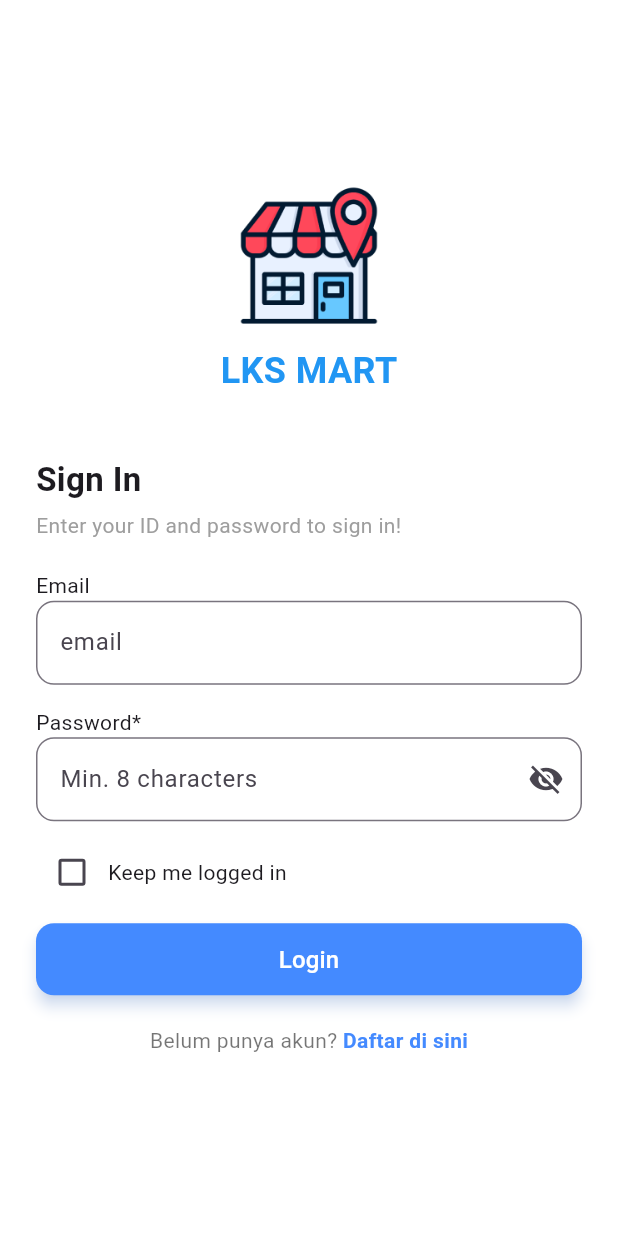
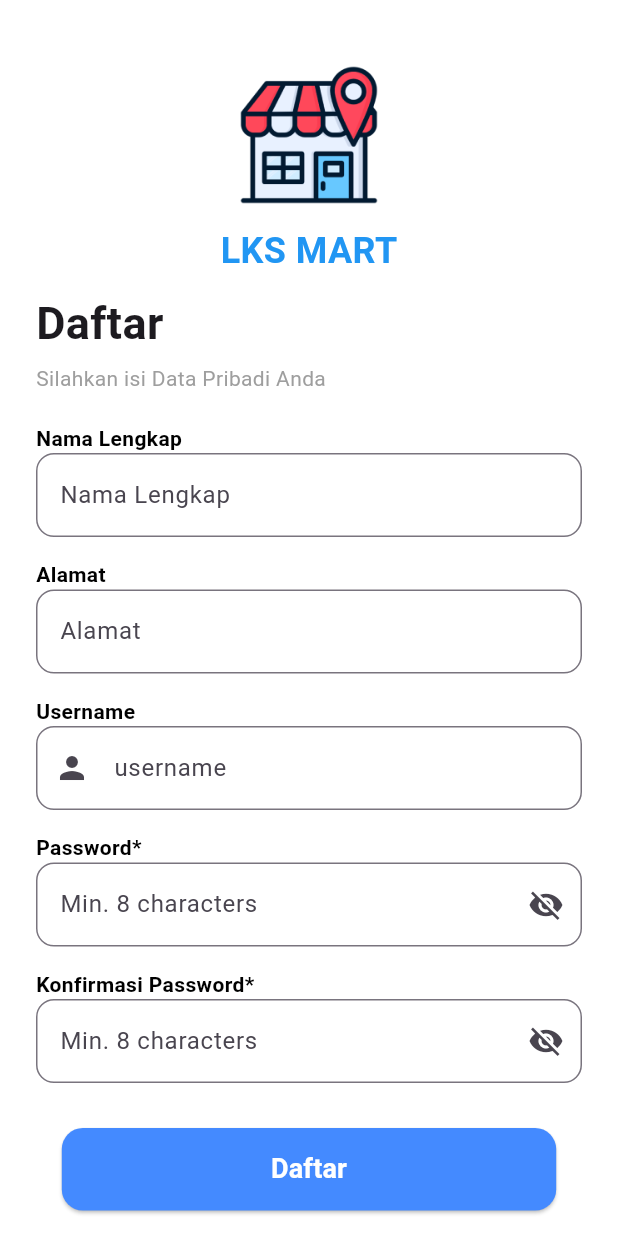
Before and after one commit to Neomap2006/UTS-Flutter-Neo_M_Andhika_Pratama_2410910040021, a Flutter app: the screen it shows after launch, on a phone screen of 412 x 824 dp. Run offline on Flutter 3.47's test engine with Material 3 defaults, Android fonts, the phone set to English and light mode, and no system bars.

Commit message:
update 15 menit ke lima

```diff
--- /dev/null
+++ b/lib/login_activity.dart
@@ -0,0 +1,215 @@
+import 'package:flutter/material.dart';
+
+class RegisterPage extends StatefulWidget {
+  const RegisterPage({super.key});
+
+  @override
+  State<RegisterPage> createState() => _RegisterPageState();
+}
+
+class _RegisterPageState extends State<RegisterPage> {
+  bool _showPassword = false;
+  bool _showConfirmPassword = false;
+
+  final TextEditingController _namaController = TextEditingController();
+  final TextEditingController _alamatController = TextEditingController();
+  final TextEditingController _usernameController = TextEditingController();
+  final TextEditingController _passwordController = TextEditingController();
+  final TextEditingController _konfirmasiPasswordController =
+      TextEditingController();
+
+  @override
+  Widget build(BuildContext context) {
+    return Scaffold(
+      backgroundColor: Colors.white,
+      body: SingleChildScrollView(
+        padding: const EdgeInsets.symmetric(horizontal: 24, vertical: 40),
+        child: Column(
+          crossAxisAlignment: CrossAxisAlignment.start,
+          children: [
+            Center(
+              child: Column(
+                children: [
+                  Image.asset(
+                    "Gambar/Logo.png",
+                    width: 100,
+                    height: 100,
+                  ),
+                  const SizedBox(height: 10),
+                  const Text(
+                    "LKS MART",
+                    style: TextStyle(
+                      fontSize: 24,
+                      fontWeight: FontWeight.bold,
+                      color: Colors.blue,
+                    ),
+                  ),
+                ],
+              ),
+            ),
+            const SizedBox(height: 10),
+            const Text(
+              "Daftar",
+              style: TextStyle(
+                fontSize: 30,
+                fontWeight: FontWeight.bold,
+              ),
+            ),
+            const SizedBox(height: 5),
+            const Text(
+              "Silahkan isi Data Pribadi Anda",
+              style: TextStyle(color: Colors.grey),
+            ),
+            const SizedBox(height: 20),
+            const Text(
+              "Nama Lengkap",
+              style: TextStyle(fontWeight: FontWeight.bold, color: Colors.black),
+            ),
+            TextField(
+              controller: _namaController,
+              decoration: InputDecoration(
+                hintText: "Nama Lengkap",
+                border: OutlineInputBorder(
+                  borderRadius: BorderRadius.circular(12),
+                ),
+              ),
+            ),
+            const SizedBox(height: 15),
+            const Text(
+              "Alamat",
+              style: TextStyle(fontWeight: FontWeight.bold, color: Colors.black),
+            ),
+            TextField(
+              controller: _alamatController,
+              decoration: InputDecoration(
+                hintText: "Alamat",
+                border: OutlineInputBorder(
+                  borderRadius: BorderRadius.circular(12),
+                ),
+              ),
+            ),
+            const SizedBox(height: 15),
+            const Text(
+              "Username",
+              style: TextStyle(fontWeight: FontWeight.bold, color: Colors.black),
+            ),
+            TextField(
+              controller: _usernameController,
+              decoration: InputDecoration(
+                hintText: "username",
+                prefixIcon: const Icon(Icons.person),
+                border: OutlineInputBorder(
+                  borderRadius: BorderRadius.circular(12),
+                ),
+              ),
+            ),
+            const SizedBox(height: 15),
+            const Text(
+              "Password*",
+              style: TextStyle(fontWeight: FontWeight.bold, color: Colors.black),
+            ),
+            TextField(
+              controller: _passwordController,
+              obscureText: !_showPassword,
+              decoration: InputDecoration(
+                hintText: "Min. 8 characters",
+                suffixIcon: IconButton(
+                  icon: Icon(
+                    _showPassword ? Icons.visibility : Icons.visibility_off,
+                  ),
+                  onPressed: () {
+                    setState(() {
+                      _showPassword = !_showPassword;
+                    });
+                  },
+                ),
+                border: OutlineInputBorder(
+                  borderRadius: BorderRadius.circular(12),
+                ),
+              ),
+            ),
+            const SizedBox(height: 15),
+            const Text(
+              "Konfirmasi Password*",
+              style: TextStyle(fontWeight: FontWeight.bold, color: Colors.black),
+            ),
+            TextField(
+              controller: _konfirmasiPasswordController,
+              obscureText: !_showConfirmPassword,
+              decoration: InputDecoration(
+                hintText: "Min. 8 characters",
+                suffixIcon: IconButton(
+                  icon: Icon(
+                    _showConfirmPassword
+                        ? Icons.visibility
+                        : Icons.visibility_off,
+                  ),
+                  onPressed: () {
+                    setState(() {
+                      _showConfirmPassword = !_showConfirmPassword;
+                    });
+                  },
+                ),
+                border: OutlineInputBorder(
+                  borderRadius: BorderRadius.circular(12),
+                ),
+              ),
+            ),
+            const SizedBox(height: 30),
+            Center(
+              child: SizedBox(
+                width: MediaQuery.of(context).size.width * 0.8, // 80% dari lebar layar
+                height: 55,
+                child: ElevatedButton(
+                  style: ElevatedButton.styleFrom(
+                    backgroundColor: Colors.blueAccent,
+                    shape: RoundedRectangleBorder(
+                      borderRadius: BorderRadius.circular(14),
+                    ),
+                  ),
+                  onPressed: () {
+                    print(_namaController.text);
+                    print(_alamatController.text);
+                    print(_usernameController.text);
+                    print(_passwordController.text);
+                  },
+                  child: const Text(
+                    "Daftar",
+                    style: TextStyle(
+                      fontSize: 18,
+                      color: Colors.white,
+                      fontWeight: FontWeight.w600,
+                    ),
+                  ),
+                ),
+              ),
+            ),
+            const SizedBox(height: 25),
+            Center(
+              child: GestureDetector(
+                onTap: () {
+                  print("Pindah ke halaman login");
+                },
+                child: const Text.rich(
+                  TextSpan(
+                    text: "Sudah punya akun? ",
+                    style: TextStyle(color: Colors.black54),
+                    children: [
+                      TextSpan(
+                        text: "Login di sini",
+                        style: TextStyle(
+                          color: Colors.blueAccent,
+                          fontWeight: FontWeight.bold,
+                        ),
+                      ),
+                    ],
+                  ),
+                ),
+              ),
+            ),
+          ],
+        ),
+      ),
+    );
+  }
+}
--- a/lib/main.dart
+++ b/lib/main.dart
@@ -1,5 +1,5 @@
 import 'package:flutter/material.dart';
-import 'package:uts_neo/uts.dart';
+import 'package:uts_neo/login_activity.dart';
 
 void main(List<String> args) {
   runApp(const MyApp());
@@ -12,7 +12,7 @@ class MyApp extends StatelessWidget {
   Widget build(BuildContext context) {
     return MaterialApp(
       title: "UTS NEO M Andhika Pratama",
-      home: KelasUTS(),
+      home: RegisterPage(),
     );
   }
 }
--- a/lib/uts.dart
+++ /dev/null
@@ -1,176 +0,0 @@
-import 'package:flutter/material.dart';
-
-class KelasUTS extends StatefulWidget {
-  const KelasUTS({super.key});
-
-  @override
-  State<KelasUTS> createState() => _LoginPageState();
-}
-
-class _LoginPageState extends State<KelasUTS> {
-  bool _showPassword = false;
-  bool _rememberMe = false;
-
-  final TextEditingController _emailController = TextEditingController();
-  final TextEditingController _passwordController = TextEditingController();
-
-  @override
-  Widget build(BuildContext context) {
-    return Scaffold(
-      backgroundColor: Colors.white,
-      body: Center(
-        child: Padding(
-          padding: const EdgeInsets.symmetric(horizontal: 24),
-          child: Column(
-            mainAxisAlignment: MainAxisAlignment.center,
-            crossAxisAlignment: CrossAxisAlignment.start,
-            children: [
-              // Logo
-              Center(
-                child: Column(
-                  children: [
-                    Image.asset(
-                      "Gambar/Logo.png",
-                      width: 100,
-                      height: 100,
-                    ),
-                    const SizedBox(height: 10),
-                    const Text(
-                      "LKS MART",
-                      style: TextStyle(
-                        fontSize: 24,
-                        fontWeight: FontWeight.bold,
-                        color: Colors.blue,
-                      ),
-                    ),
-                  ],
-                ),
-              ),
-              const SizedBox(height: 40),
-
-              // Sign In title
-              const Text(
-                "Sign In",
-                style: TextStyle(
-                  fontSize: 22,
-                  fontWeight: FontWeight.bold,
-                ),
-              ),
-              const SizedBox(height: 5),
-              const Text(
-                "Enter your ID and password to sign in!",
-                style: TextStyle(color: Colors.grey),
-              ),
-              const SizedBox(height: 20),
-
-              // Email field
-              const Text("Email"),
-              TextField(
-                controller: _emailController,
-                decoration: InputDecoration(
-                  hintText: "email",
-                  border: OutlineInputBorder(
-                    borderRadius: BorderRadius.circular(12),
-                  ),
-                ),
-              ),
-              const SizedBox(height: 15),
-
-              // Password field
-              const Text("Password*"),
-              TextField(
-                controller: _passwordController,
-                obscureText: !_showPassword,
-                decoration: InputDecoration(
-                  hintText: "Min. 8 characters",
-                  suffixIcon: IconButton(
-                    icon: Icon(
-                      _showPassword
-                          ? Icons.visibility
-                          : Icons.visibility_off,
-                    ),
-                    onPressed: () {
-                      setState(() {
-                        _showPassword = !_showPassword;
-                      });
-                    },
-                  ),
-                  border: OutlineInputBorder(
-                    borderRadius: BorderRadius.circular(12),
-                  ),
-                ),
-              ),
-              const SizedBox(height: 10),
-
-              // Keep me logged in
-              Row(
-                children: [
-                  Checkbox(
-                    value: _rememberMe,
-                    onChanged: (value) {
-                      setState(() {
-                        _rememberMe = value ?? false;
-                      });
-                    },
-                  ),
-                  const Text("Keep me logged in"),
-                ],
-              ),
-              const SizedBox(height: 10),
-
-              // Login button
-              SizedBox(
-                width: double.infinity,
-                height: 48,
-                child: ElevatedButton(
-                  style: ElevatedButton.styleFrom(
-                    backgroundColor: Colors.blueAccent,
-                    shape: RoundedRectangleBorder(
-                      borderRadius: BorderRadius.circular(12),
-                    ),
-                    elevation: 4,
-                    shadowColor: Colors.blueAccent.withOpacity(0.4),
-                  ),
-                  onPressed: () {
-                    print("Email: ${_emailController.text}");
-                    print("Password: ${_passwordController.text}");
-                  },
-                  child: const Text(
-                    "Login",
-                    style: TextStyle(fontSize: 16, color: Colors.white),
-                  ),
-                ),
-              ),
-
-              const SizedBox(height: 20),
-
-              // Link daftar
-              Center(
-                child: GestureDetector(
-                  onTap: () {
-                    print("Pindah ke halaman daftar");
-                  },
-                  child: const Text.rich(
-                    TextSpan(
-                      text: "Belum punya akun? ",
-                      style: TextStyle(color: Colors.black54),
-                      children: [
-                        TextSpan(
-                          text: "Daftar di sini",
-                          style: TextStyle(
-                            color: Colors.blueAccent,
-                            fontWeight: FontWeight.bold,
-                          ),
-                        ),
-                      ],
-                    ),
-                  ),
-                ),
-              ),
-            ],
-          ),
-        ),
-      ),
-    );
-  }
-}
```
Also changed, not shown: lib/menu_activity.dart (added).
